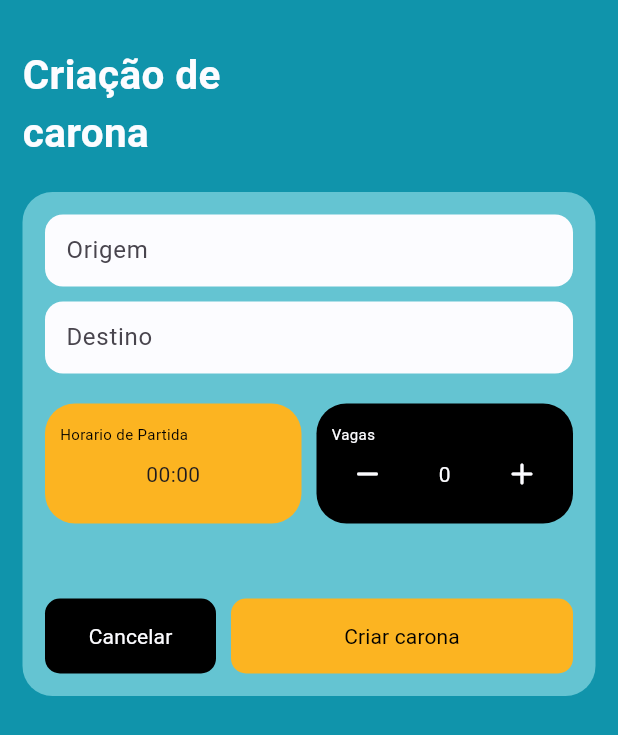
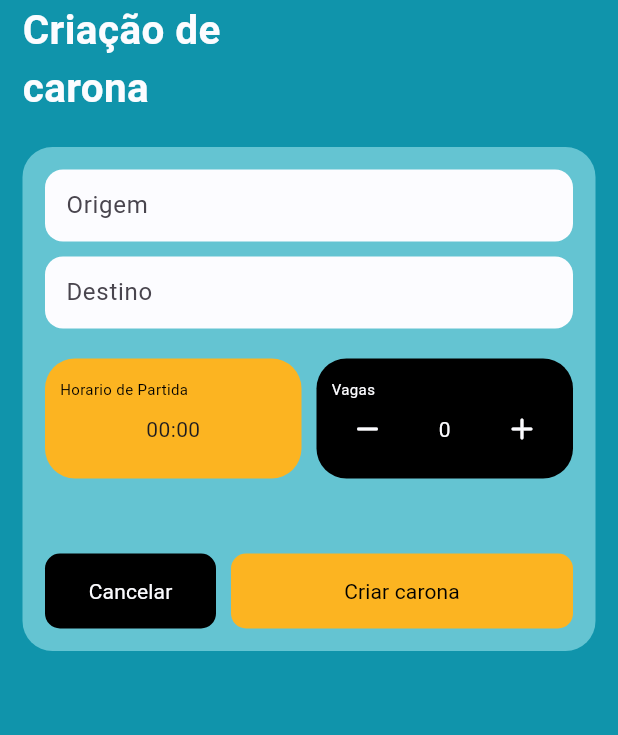
Before and after one commit to VitorFCM/usper, a Flutter app: the screen it shows after launch, after a tap on "Oferecer carona", on a phone screen of 412 x 824 dp. Shown: the top 735 px of the screen. Run offline on Flutter 3.47's test engine with Material 2 defaults, Android fonts, the phone set to English and light mode, and no system bars; our stand-ins replace flutter_bloc, google_maps_flutter; network calls fail.

Commit message:
Removing the top padding from the base_screen widget

```diff
--- a/lib/widgets/base_screen.dart
+++ b/lib/widgets/base_screen.dart
@@ -12,8 +12,7 @@ class BaseScreen extends StatelessWidget {
         child: Scaffold(
       backgroundColor: blue,
       body: SingleChildScrollView(
-        padding: EdgeInsets.only(
-            top: 30, left: lateralPadding, right: lateralPadding),
+        padding: EdgeInsets.only(left: lateralPadding, right: lateralPadding),
         child: child,
       ),
     ));
```
